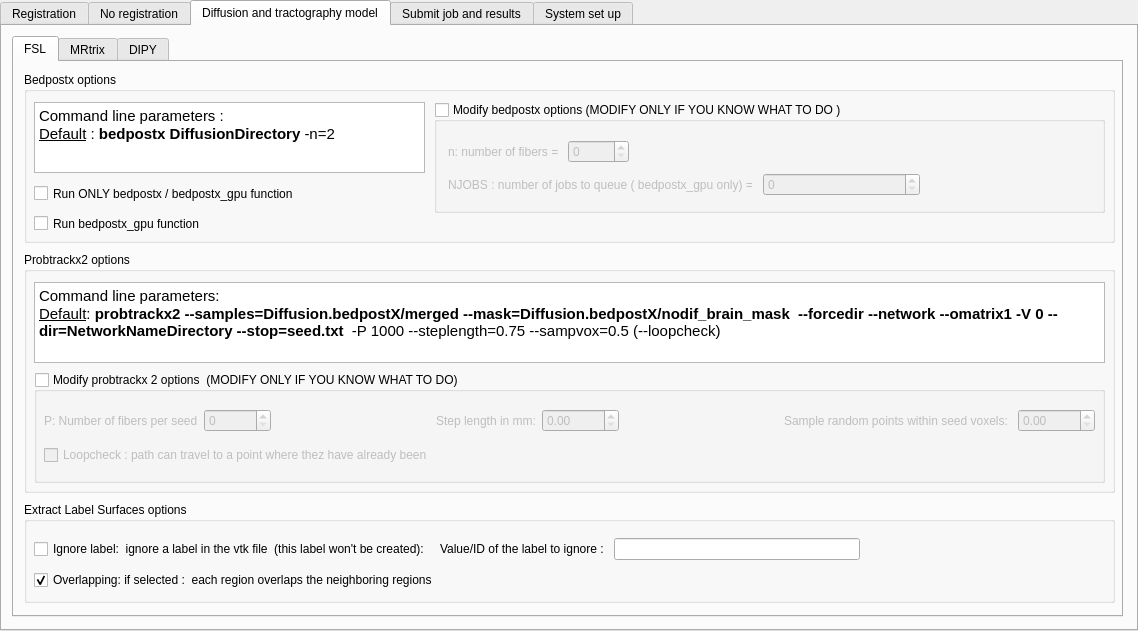
This is interface_tab.ui in HZBCPP/CONTINUITY-lite as Qt 5 draws it before an edit. The edited form follows.
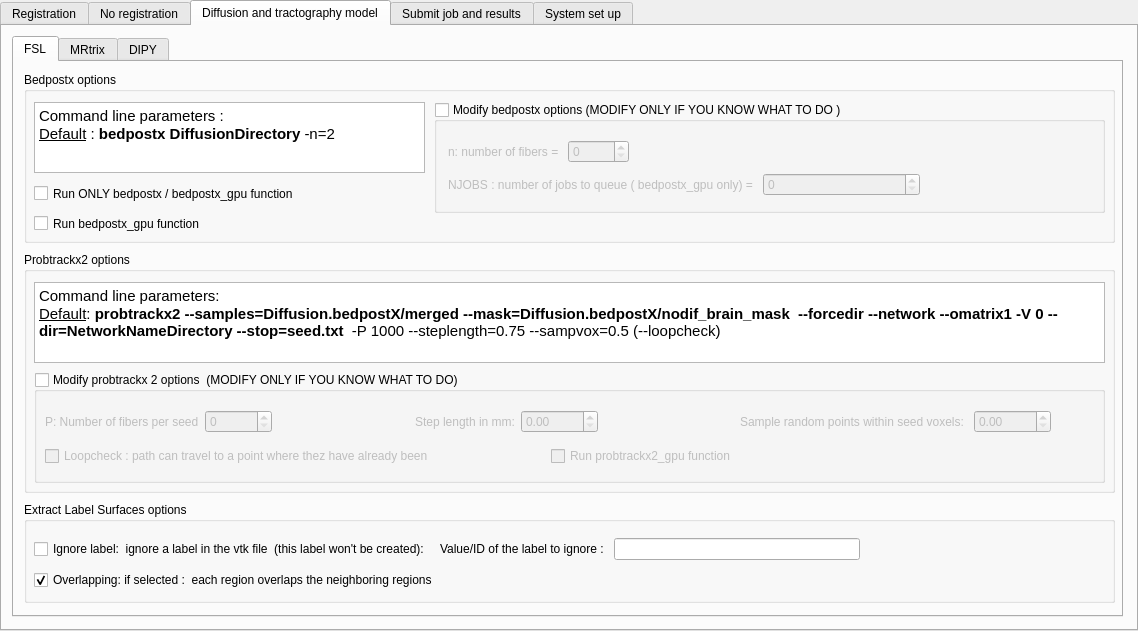
This is the edited form. The open tabs and pages were chosen to show the change.

Diff of the .ui file:
```diff
--- a/interface_tab.ui
+++ b/interface_tab.ui
@@ -4429,12 +4429,12 @@
        <property name="checked">
         <bool>false</bool>
        </property>
-       <widget class="QWidget" name="layoutWidget_3">
+       <widget class="QWidget" name="">
         <property name="geometry">
          <rect>
-          <x>10</x>
-          <y>30</y>
-          <width>1051</width>
+          <x>11</x>
+          <y>31</y>
+          <width>1006</width>
           <height>71</height>
          </rect>
         </property>
@@ -4512,12 +4512,23 @@
           </layout>
          </item>
          <item>
+          <layout class="QHBoxLayout" name="horizontalLayout_78">
+           <item>
           <widget class="QCheckBox" name="loopcheck_checkBox">
            <property name="text">
             <string>Loopcheck : path can travel to a point where thez have already been</string>
            </property>
           </widget>
          </item>
+           <item>
+            <widget class="QCheckBox" name="probtrackx2_gpu_checkBox">
+             <property name="text">
+              <string>Run probtrackx2_gpu function </string>
+             </property>
+            </widget>
+           </item>
+          </layout>
+         </item>
         </layout>
        </widget>
       </widget>
```
Left out of the diff: 19 changed lines with no effect on the pictures. Lines whose indentation alone changed are shown as unchanged.
